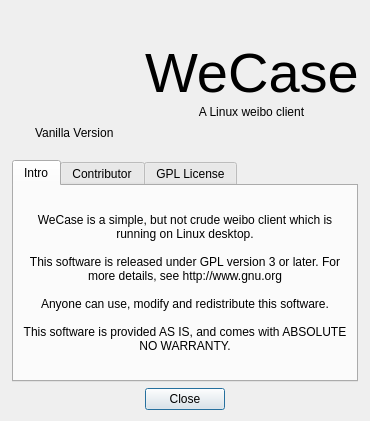
Qt form res/ui/AboutWindow.ui (WeCase/WeCase) before a commit.
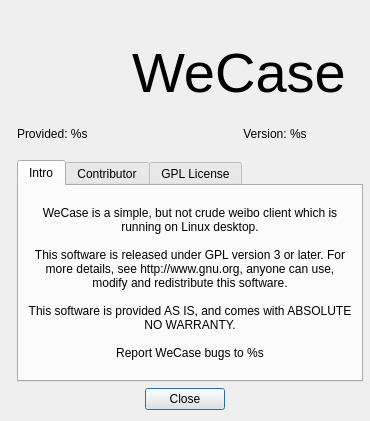
The same form after that commit. Icons and pictures are not drawn.

Diff of the .ui file:
```diff
--- a/res/ui/AboutWindow.ui
+++ b/res/ui/AboutWindow.ui
@@ -31,15 +31,15 @@
   <property name="windowTitle">
    <string>About</string>
   </property>
-  <layout class="QVBoxLayout" name="verticalLayout_5">
-   <item>
-    <layout class="QHBoxLayout" name="horizontalLayout_4">
+  <layout class="QGridLayout" name="gridLayout">
+   <item row="0" column="0" rowspan="2" colspan="2">
+    <widget class="QWidget" name="widget_2" native="true"/>
+   </item>
+   <item row="1" column="1">
+    <layout class="QVBoxLayout" name="verticalLayout">
      <item>
-      <layout class="QVBoxLayout" name="verticalLayout_4" stretch="1,2,2,1">
+      <layout class="QHBoxLayout" name="horizontalLayout_3">
        <item>
-        <widget class="QWidget" name="widget_2" native="true"/>
-       </item>
-       <item alignment="Qt::AlignHCenter|Qt::AlignVCenter">
         <widget class="QLabel" name="label_3">
          <property name="sizePolicy">
           <sizepolicy hsizetype="Fixed" vsizetype="Fixed">
@@ -70,37 +70,7 @@
          </property>
         </widget>
        </item>
-       <item alignment="Qt::AlignHCenter|Qt::AlignVCenter">
-        <widget class="QLabel" name="distLabel">
-         <property name="text">
-          <string>Vanilla Version</string>
-         </property>
-        </widget>
-       </item>
        <item>
-        <widget class="QWidget" name="widget" native="true"/>
-       </item>
-      </layout>
-     </item>
-     <item>
-      <layout class="QVBoxLayout" name="verticalLayout" stretch="0,2,2,0">
-       <property name="spacing">
-        <number>0</number>
-       </property>
-       <item>
-        <spacer name="verticalSpacer">
-         <property name="orientation">
-          <enum>Qt::Vertical</enum>
-         </property>
-         <property name="sizeHint" stdset="0">
-          <size>
-           <width>20</width>
-           <height>35</height>
-          </size>
-         </property>
-        </spacer>
-       </item>
-       <item alignment="Qt::AlignHCenter|Qt::AlignVCenter">
         <widget class="QLabel" name="label">
          <property name="sizePolicy">
           <sizepolicy hsizetype="Minimum" vsizetype="Minimum">
@@ -127,34 +97,35 @@
          </property>
         </widget>
        </item>
-       <item alignment="Qt::AlignHCenter|Qt::AlignVCenter">
-        <widget class="QLabel" name="label_2">
+      </layout>
+     </item>
+     <item>
+      <layout class="QHBoxLayout" name="horizontalLayout_2">
+       <item>
+        <widget class="QLabel" name="distLabel">
          <property name="text">
-          <string>A Linux weibo client</string>
+          <string>Provided: %s</string>
+         </property>
+        </widget>
+       </item>
+       <item>
+        <widget class="QLabel" name="versionLabel">
+         <property name="text">
+          <string>Version: %s</string>
          </property>
          <property name="alignment">
           <set>Qt::AlignCenter</set>
          </property>
         </widget>
        </item>
-       <item>
-        <spacer name="verticalSpacer_2">
-         <property name="orientation">
-          <enum>Qt::Vertical</enum>
-         </property>
-         <property name="sizeHint" stdset="0">
-          <size>
-           <width>20</width>
-           <height>40</height>
-          </size>
-         </property>
-        </spacer>
-       </item>
       </layout>
      </item>
     </layout>
    </item>
-   <item alignment="Qt::AlignHCenter|Qt::AlignVCenter">
+   <item row="2" column="0" colspan="2">
+    <widget class="QWidget" name="widget" native="true"/>
+   </item>
+   <item row="3" column="1">
     <widget class="QTabWidget" name="tabWidget">
      <property name="minimumSize">
       <size>
@@ -177,25 +148,34 @@
       </attribute>
       <layout class="QVBoxLayout" name="verticalLayout_6">
        <item>
-        <widget class="QLabel" name="label_4">
+        <widget class="QLabel" name="descriptionLabel">
          <property name="text">
           <string>WeCase is a simple, but not crude weibo client which is running on Linux desktop.
 
-This software is released under GPL version 3 or later. For more details, see http://www.gnu.org
+This software is released under GPL version 3 or later. For more details, see http://www.gnu.org, anyone can use, modify and redistribute this software.
 
-Anyone can use, modify and redistribute this software.
+This software is provided AS IS, and comes with ABSOLUTE NO WARRANTY.
 
-This software is provided AS IS, and comes with ABSOLUTE NO WARRANTY.</string>
+Report WeCase bugs to %s</string>
          </property>
          <property name="textFormat">
           <enum>Qt::PlainText</enum>
          </property>
+         <property name="scaledContents">
+          <bool>false</bool>
+         </property>
          <property name="alignment">
           <set>Qt::AlignCenter</set>
          </property>
          <property name="wordWrap">
           <bool>true</bool>
          </property>
+         <property name="openExternalLinks">
+          <bool>false</bool>
+         </property>
+         <property name="textInteractionFlags">
+          <set>Qt::LinksAccessibleByMouse|Qt::TextSelectableByMouse</set>
+         </property>
         </widget>
        </item>
       </layout>
@@ -389,7 +369,7 @@
      </widget>
     </widget>
    </item>
-   <item>
+   <item row="4" column="0" colspan="2">
     <layout class="QHBoxLayout" name="horizontalLayout">
      <item>
       <spacer name="horizontalSpacer">
```
